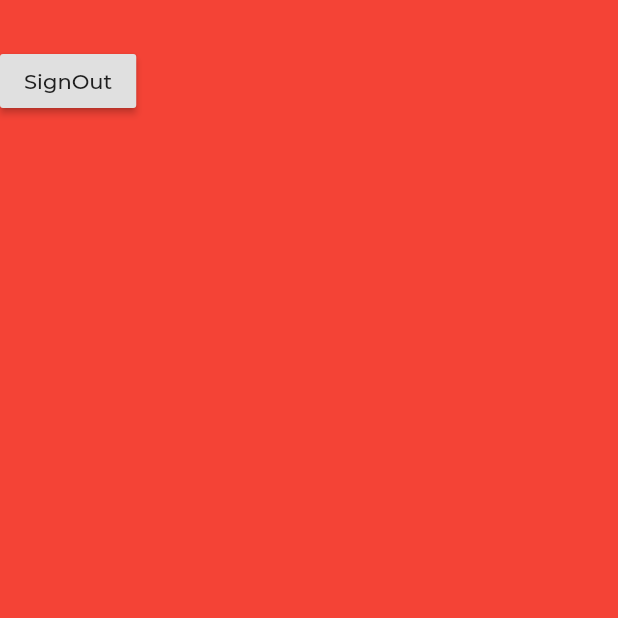
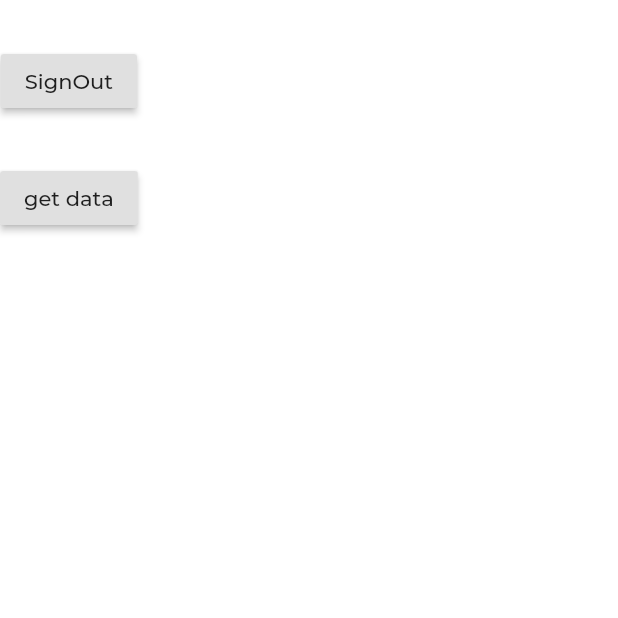
Before and after one commit to muhnee/muhnee_app, a Flutter app: the ExpensePage screen opened directly, on a phone screen of 412 x 824 dp, the top half of it. Run offline on Flutter 3.47's test engine with Material 2 defaults, Android fonts, the phone set to English and light mode, and no system bars; our stand-ins replace cloud_firestore, firebase_auth, google_sign_in; accounts and stored records are empty.

Commit message:
isOnboarded fetched

```diff
--- a/lib/main.dart
+++ b/lib/main.dart
@@ -38,7 +38,6 @@ class SplashScreen extends StatefulWidget {
 class _SplashScreenState extends State<SplashScreen> {
 
   var uid;
-  var name;
 
   startTime() async {
 
@@ -46,7 +45,6 @@ class _SplashScreenState extends State<SplashScreen> {
 
     try{
       uid = await FirebaseAuth.instance.currentUser();
-      name = uid.displayName;
 
     } catch(e){
       print(e);
--- a/lib/pages/HomePage/ExpensePage.dart
+++ b/lib/pages/HomePage/ExpensePage.dart
@@ -1,8 +1,7 @@
 import 'package:flutter/material.dart';
-import 'package:muhnee/pages/HomePage/HomePage.dart';
 import 'package:muhnee/routing/FadeRoute.dart';
+import 'package:muhnee/utilities/FirestoreFunctions.dart';
 import 'package:muhnee/utilities/SignIn.dart';
-
 import '../../main.dart';
 
 class ExpensePage extends StatefulWidget {
@@ -14,9 +13,13 @@ class ExpensePage extends StatefulWidget {
 class _ExpensePageState extends State<ExpensePage> {
   @override
   Widget build(BuildContext context) {
+
     return Scaffold(
-      backgroundColor: Colors.red,
-      body: Padding(
+      body: SafeArea(
+        child: Column(
+          children: <Widget>[
+
+              Padding(
         padding: EdgeInsets.only(top: 30),
         child:  RaisedButton(
         child: Text("SignOut"),
@@ -26,8 +29,40 @@ class _ExpensePageState extends State<ExpensePage> {
 
         },
       ),
+      ),
+
+      Padding(
+        padding: EdgeInsets.only(top: 30),
+        child:  RaisedButton(
+        child: Text("get data"),
+        onPressed: (){
+          getData();
+
+
+        },
+      ),
       )
 
+
+
+
+          ],
+        ),
+      ),
     );
+
+
   }
 }
+
+  // Padding(
+  //       padding: EdgeInsets.only(top: 30),
+  //       child:  RaisedButton(
+  //       child: Text("SignOut"),
+  //       onPressed: (){
+  //         signOutGoogle();
+  //          Navigator.pushReplacement(context, FadeRouteBuilder(page: SplashScreen()));
+
+  //       },
+  //     ),
+  //     )
--- a/lib/pages/HomePage/HomePage.dart
+++ b/lib/pages/HomePage/HomePage.dart
@@ -21,7 +21,6 @@ class _HomePageState extends State<HomePage> {
       child: Row(
         children: <Widget>[
           LeftPanel(pageViewController: pageViewController),
-          //  LeftPanel(),
 
           Expanded(
             child: PageView(
--- a/lib/pages/HomePage/LeftPanel.dart
+++ b/lib/pages/HomePage/LeftPanel.dart
@@ -159,7 +159,7 @@ class _PanelButtonState extends State<PanelButton> {
             ),
             onTap: () {
 
-              widget.pageViewController.animateToPage(widget.pageIndex, duration: Duration(milliseconds: 900), curve: Curves.easeInOutExpo);
+              widget.pageViewController.animateToPage(widget.pageIndex, duration: Duration(milliseconds: 800), curve: Curves.easeInOutExpo);
             },
           ),
         ),
--- a/lib/pages/IntroPageExpense.dart
+++ b/lib/pages/IntroPageExpense.dart
@@ -238,7 +238,7 @@ class _TickBtnState extends State<TickBtn> {
             //   ),
             // ));
 
-            if (widget.customExpenseController.text != "") {
+            if (widget.customExpenseController.text.isNotEmpty) {
               addToExpenses(widget.customExpenseController.text);
               widget.customExpenseController.clear();
 
--- a/lib/pages/IntroPageIncome.dart
+++ b/lib/pages/IntroPageIncome.dart
@@ -227,7 +227,7 @@ class _TickBtnIncomeState extends State<TickBtnIncome> {
             //   ),
             // ));
 
-            if (widget.customIncomeController.text != "") {
+            if (widget.customIncomeController.text.isNotEmpty) {
               addToIncomes(widget.customIncomeController.text);
               widget.customIncomeController.clear();
 
--- a/lib/utilities/FirestoreFunctions.dart
+++ b/lib/utilities/FirestoreFunctions.dart
@@ -1,5 +1,6 @@
 import 'package:cloud_firestore/cloud_firestore.dart';
 import 'package:firebase_auth/firebase_auth.dart';
+import 'package:flutter/material.dart';
 import 'package:muhnee/utilities/SignIn.dart';
 import './SignIn.dart';
 
@@ -11,7 +12,12 @@ void uploadExpenses(expenses) async {
   final FirebaseUser currentUser = await _auth.currentUser();
   uid = currentUser.uid;
 
-  await databaseReference.collection("users").document(uid).collection("categories").document("expense").setData({
+  await databaseReference
+      .collection("users")
+      .document(uid)
+      .collection("categories")
+      .document("expense")
+      .setData({
     'expenseCategories': expenses,
   });
 
@@ -22,10 +28,27 @@ void uploadIncomes(incomes) async {
   final FirebaseUser currentUser = await _auth.currentUser();
   uid = currentUser.uid;
 
-  await databaseReference.collection("users").document(uid).collection("categories").document("income").setData({
+  await databaseReference
+      .collection("users")
+      .document(uid)
+      .collection("categories")
+      .document("income")
+      .setData({
     'incomeCategories': incomes,
   });
 
-
   print("uploadIncomes executed");
 }
+
+void isOnboarded() async {
+
+  final FirebaseUser currentUser = await _auth.currentUser();
+  uid = currentUser.uid;
+
+
+  var x = await databaseReference.collection("users").document(uid).get();
+
+  print(x.data["onboarded"]);
+
+
+}
```
Also changed, not shown: lib/utilities/SignIn.dart (+20 -20 lines).
